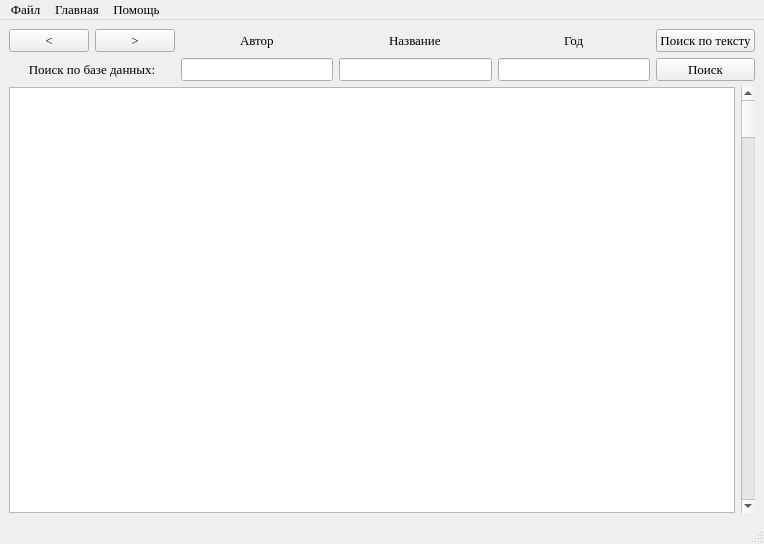
First picture: the form in main_window.ui, repository StartsevEgor/Library, before the edit.
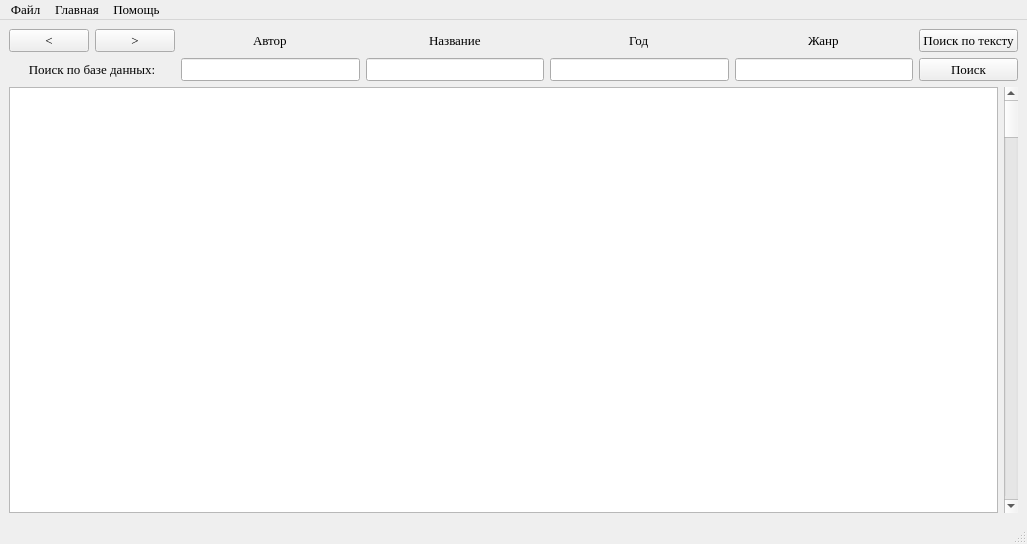
Second picture: the form after the edit.

What changed in the file:
```diff
--- a/main_window.ui
+++ b/main_window.ui
@@ -6,7 +6,7 @@
    <rect>
     <x>0</x>
     <y>0</y>
-    <width>764</width>
+    <width>1027</width>
     <height>544</height>
    </rect>
   </property>
@@ -160,6 +160,13 @@
       <item row="1" column="2">
        <widget class="QLineEdit" name="authorEdit"/>
       </item>
+      <item row="1" column="6">
+       <widget class="QPushButton" name="searchButton">
+        <property name="text">
+         <string>Поиск</string>
+        </property>
+       </widget>
+      </item>
       <item row="1" column="0" colspan="2">
        <widget class="QLabel" name="label">
         <property name="font">
@@ -176,22 +183,35 @@
         </property>
        </widget>
       </item>
-      <item row="1" column="5">
-       <widget class="QPushButton" name="searchButton">
+      <item row="0" column="6">
+       <widget class="QPushButton" name="pushButton">
         <property name="text">
-         <string>Поиск</string>
+         <string>Поиск по тексту</string>
         </property>
        </widget>
       </item>
       <item row="1" column="4">
        <widget class="QLineEdit" name="yearEdit"/>
       </item>
+      <item row="1" column="5">
+       <widget class="QLineEdit" name="genreEdit"/>
+      </item>
       <item row="0" column="5">
-       <widget class="QPushButton" name="pushButton">
-        <property name="text">
-         <string>Поиск по тексту</string>
-        </property>
-       </widget>
+       <layout class="QHBoxLayout" name="horizontalLayout_3">
+        <item>
+         <widget class="QLabel" name="label_5">
+          <property name="sizePolicy">
+           <sizepolicy hsizetype="Maximum" vsizetype="Maximum">
+            <horstretch>0</horstretch>
+            <verstretch>0</verstretch>
+           </sizepolicy>
+          </property>
+          <property name="text">
+           <string>Жанр</string>
+          </property>
+         </widget>
+        </item>
+       </layout>
       </item>
      </layout>
     </item>
@@ -226,7 +246,7 @@
     <rect>
      <x>0</x>
      <y>0</y>
-     <width>764</width>
+     <width>1027</width>
      <height>25</height>
     </rect>
    </property>
```
Left out of the diff: 153 changed lines with no effect on the pictures.
